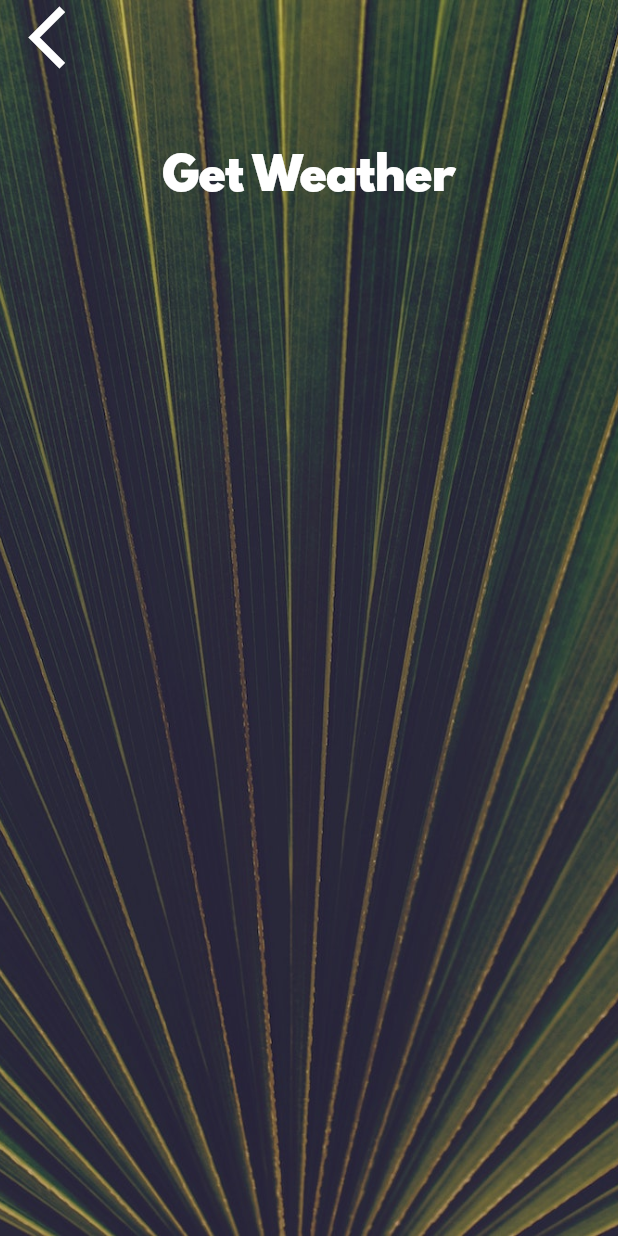
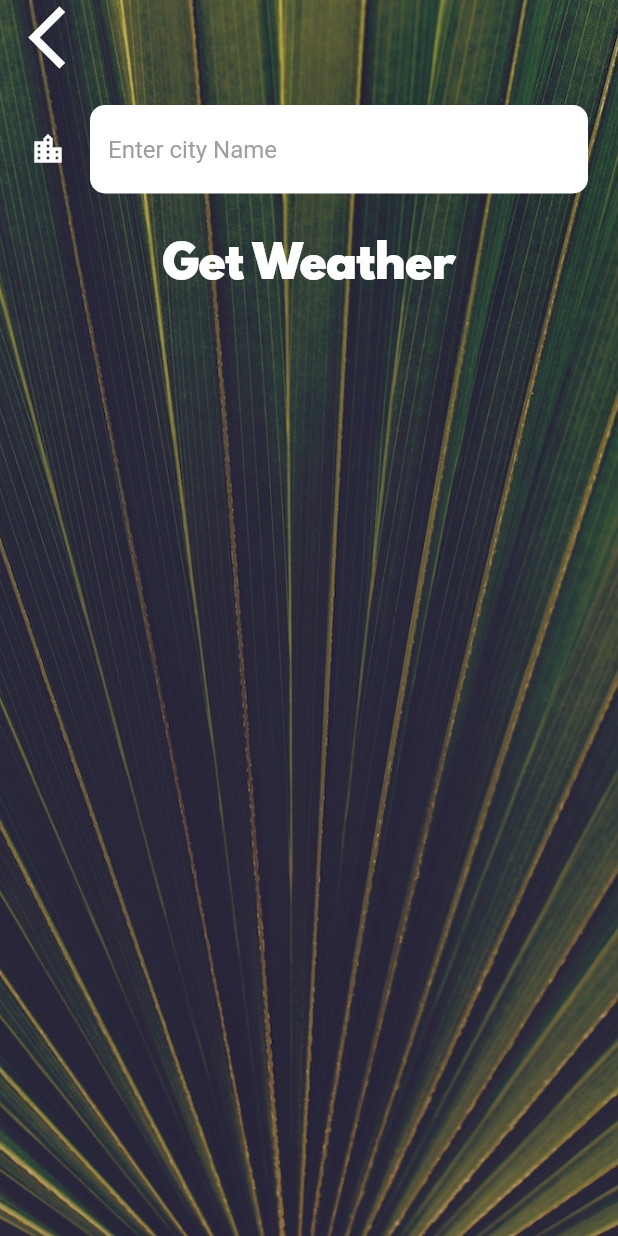
Before and after one commit to flutclass/flu_j1_Repo, a Flutter app: the CityScreen screen opened directly, on a phone screen of 412 x 824 dp. Run offline on Flutter 3.47's test engine with Material 2 defaults, Android fonts, the light colour scheme and no system bars; our stand-ins replace audioplayers, flutter_spinkit, font_awesome_flutter, geolocator, google_fonts, liquid_pull_to_refresh and 6 more.

Commit message:
hava app

```diff
--- a/hava_app_stub/lib/screens/city_screen.dart
+++ b/hava_app_stub/lib/screens/city_screen.dart
@@ -7,6 +7,7 @@ class CityScreen extends StatefulWidget {
 }
 
 class _CityScreenState extends State<CityScreen> {
+  String City_name ="";
   @override
   Widget build(BuildContext context) {
     return Scaffold(
@@ -24,7 +25,9 @@ class _CityScreenState extends State<CityScreen> {
               Align(
                 alignment: Alignment.topLeft,
                 child: FlatButton(
-                  onPressed: () {},
+                  onPressed: () {
+                    Navigator.pop(context , City_name);
+                  },
                   child: Icon(
                     Icons.arrow_back_ios,
                     size: 50.0,
@@ -33,7 +36,13 @@ class _CityScreenState extends State<CityScreen> {
               ),
               Container(
                 padding: EdgeInsets.all(20.0),
-                child: null,
+                child: TextField(
+                  style: TextStyle(color: Colors.black),
+                  decoration: KTextFieldInputDecordation,
+                  onChanged: (value){
+                    City_name = value;
+                  },
+                ),
               ),
               FlatButton(
                 onPressed: () {},
--- a/hava_app_stub/lib/utilities/constants.dart
+++ b/hava_app_stub/lib/utilities/constants.dart
@@ -18,3 +18,19 @@ const kButtonTextStyle = TextStyle(
 const kConditionTextStyle = TextStyle(
   fontSize: 100.0,
 );
+
+const KTextFieldInputDecordation = InputDecoration(
+  filled: true,
+  fillColor: Colors.white,
+  icon: Icon(
+    Icons.location_city,
+    color: Colors.white,
+  ),
+  hintText: "Enter city Name",
+  hintStyle: TextStyle(color: Colors.grey),
+  border: OutlineInputBorder(
+      borderRadius: BorderRadius.all(
+        Radius.circular(10),
+      ),
+      borderSide: BorderSide.none),
+);
--- a/hava_app_stub/pubspec.yaml
+++ b/hava_app_stub/pubspec.yaml
@@ -36,6 +36,7 @@ dependencies:
   cupertino_icons: ^1.0.2
   geolocator: ^8.2.0
   http: ^0.13.5
+  flutter_spinkit: ^5.1.0
 
 
 dev_dependencies:
```
Also changed, not shown: hava_app_stub/lib/screens/loading_screen.dart (+70 -45 lines), hava_app_stub/lib/screens/location_screen.dart (+56 -5 lines), hava_app_stub/lib/services/location.dart (+39 -0 lines), hava_app_stub/lib/services/networking.dart (+31 -0 lines), hava_app_stub/lib/services/weather.dart (+33 -0 lines), hava_app_stub/pubspec.lock.
